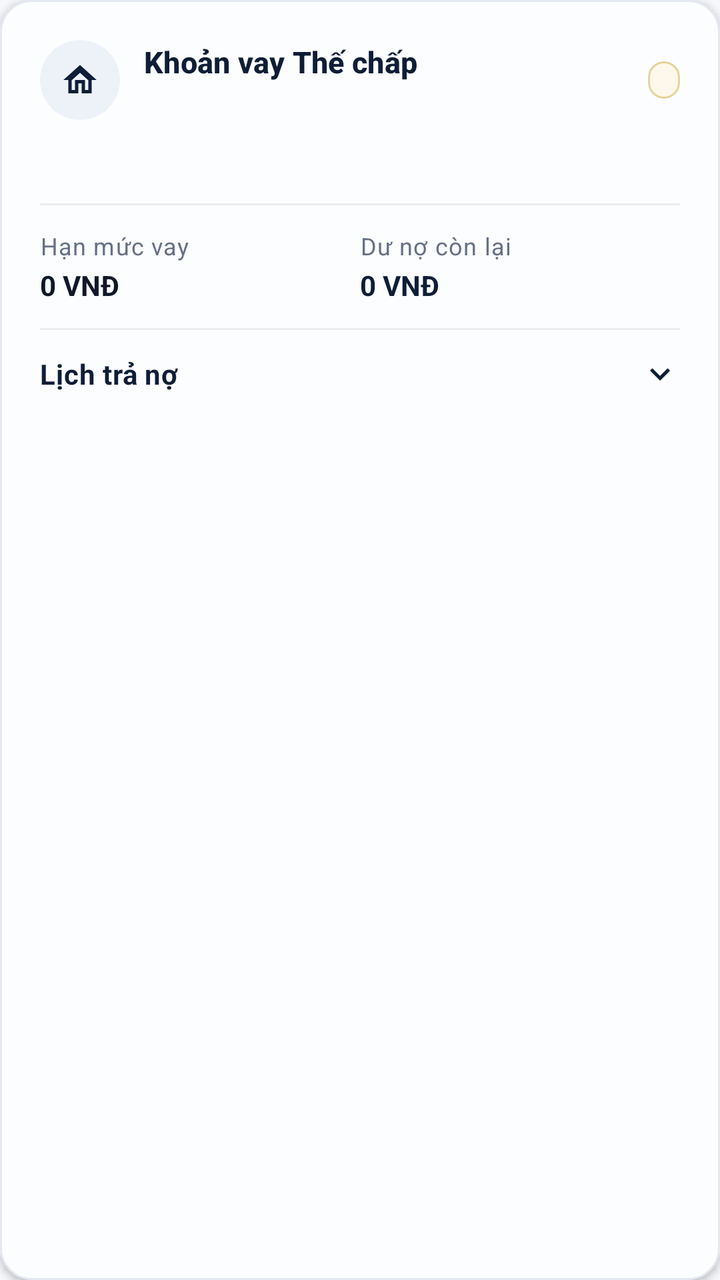
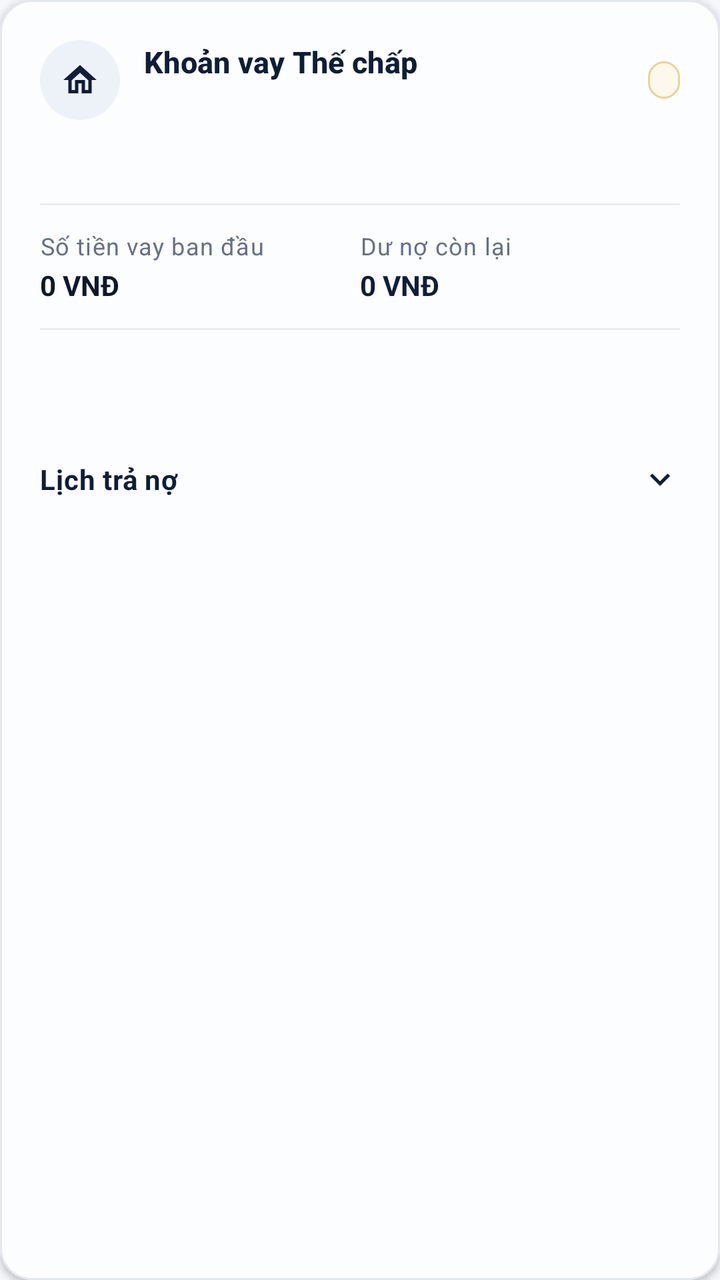

Two renders of the same Android screen: before a commit and after it. Below are the layout's source before the change and the commit's diff.
<!-- AndroidManifest.xml: application theme Theme.PHLBanking -->
<!-- res/layout/item_account_mortgage.xml -->
<?xml version="1.0" encoding="utf-8"?>
<com.google.android.material.card.MaterialCardView xmlns:android="http://schemas.android.com/apk/res/android"
    style="@style/Widget.PHL.Card.Elevated"
    android:layout_width="match_parent"
    android:layout_height="wrap_content"
    android:layout_marginBottom="@dimen/space_md">

    <LinearLayout
        android:layout_width="match_parent"
        android:layout_height="wrap_content"
        android:orientation="vertical"
        android:padding="@dimen/space_lg">

        <LinearLayout
            android:layout_width="match_parent"
            android:layout_height="wrap_content"
            android:gravity="center_vertical"
            android:orientation="horizontal">

            <FrameLayout
                android:layout_width="@dimen/icon_badge_size"
                android:layout_height="@dimen/icon_badge_size"
                android:background="@drawable/bg_icon_circle_navy">

                <ImageView
                    android:layout_width="@dimen/icon_size_md"
                    android:layout_height="@dimen/icon_size_md"
                    android:layout_gravity="center"
                    android:contentDescription="@null"
                    android:src="@drawable/ic_m2_mortgage" />
            </FrameLayout>

            <LinearLayout
                android:layout_width="0dp"
                android:layout_height="wrap_content"
                android:layout_marginStart="@dimen/space_md"
                android:layout_weight="1"
                android:orientation="vertical">

                <TextView
                    style="@style/TextAppearance.PHL.CardTitle"
                    android:layout_width="wrap_content"
                    android:layout_height="wrap_content"
                    android:text="Khoản vay Thế chấp" />

                <TextView
                    android:id="@+id/tvMortgageAccountNo"
                    style="@style/TextAppearance.PHL.Caption"
                    android:layout_width="wrap_content"
                    android:layout_height="wrap_content"
                    android:layout_marginTop="@dimen/space_xxs"
                    android:ellipsize="end"
                    android:fontFeatureSettings="tnum"
                    android:maxLines="1" />
            </LinearLayout>

            <TextView
                android:id="@+id/tvMortgageRateBadge"
                style="@style/TextAppearance.PHL.Pill"
                android:layout_width="wrap_content"
                android:layout_height="wrap_content"
                android:background="@drawable/bg_pill_gold"
                android:fontFeatureSettings="tnum"
                android:paddingStart="@dimen/space_sm"
                android:paddingTop="@dimen/space_xxs"
                android:paddingEnd="@dimen/space_sm"
                android:paddingBottom="@dimen/space_xxs"
                android:textColor="@color/phl_gold" />
        </LinearLayout>

        <TextView
            android:id="@+id/tvMortgageCollateral"
            style="@style/TextAppearance.PHL.BodySecondary"
            android:layout_width="match_parent"
            android:layout_height="wrap_content"
            android:layout_marginTop="@dimen/space_md"
            android:ellipsize="end"
            android:maxLines="2" />

        <View
            android:layout_width="match_parent"
            android:layout_height="@dimen/hairline_height"
            android:layout_marginTop="@dimen/space_md"
            android:layout_marginBottom="@dimen/space_md"
            android:background="@color/phl_divider" />

        <LinearLayout
            android:layout_width="match_parent"
            android:layout_height="wrap_content"
            android:orientation="horizontal">

            <LinearLayout
                android:layout_width="0dp"
                android:layout_height="wrap_content"
                android:layout_weight="1"
                android:orientation="vertical">

                <TextView
                    style="@style/TextAppearance.PHL.Caption"
                    android:layout_width="wrap_content"
                    android:layout_height="wrap_content"
                    android:text="Hạn mức vay" />

                <TextView
                    android:id="@+id/tvMortgageLoanAmount"
                    style="@style/TextAppearance.PHL.AmountSmall"
                    android:layout_width="wrap_content"
                    android:layout_height="wrap_content"
                    android:layout_marginTop="@dimen/space_xxs"
                    android:fontFeatureSettings="tnum"
                    android:text="0 VNĐ" />
            </LinearLayout>

            <LinearLayout
                android:layout_width="0dp"
                android:layout_height="wrap_content"
                android:layout_weight="1"
                android:orientation="vertical">

                <TextView
                    style="@style/TextAppearance.PHL.Caption"
                    android:layout_width="wrap_content"
                    android:layout_height="wrap_content"
                    android:text="Dư nợ còn lại" />

                <TextView
                    android:id="@+id/tvMortgageRemaining"
                    style="@style/TextAppearance.PHL.AmountSmall"
                    android:layout_width="wrap_content"
                    android:layout_height="wrap_content"
                    android:layout_marginTop="@dimen/space_xxs"
                    android:fontFeatureSettings="tnum"
                    android:text="0 VNĐ"
                    android:textColor="@color/phl_navy" />
            </LinearLayout>
        </LinearLayout>

        <View
            android:layout_width="match_parent"
            android:layout_height="@dimen/hairline_height"
            android:layout_marginTop="@dimen/space_md"
            android:background="@color/phl_divider" />

        <LinearLayout
            android:id="@+id/btnToggleSchedule"
            android:layout_width="match_parent"
            android:layout_height="wrap_content"
            android:clickable="true"
            android:focusable="true"
            android:gravity="center_vertical"
            android:orientation="horizontal"
            android:paddingTop="@dimen/space_md"
            android:paddingBottom="@dimen/space_xs">

            <TextView
                android:id="@+id/tvMortgageScheduleHeader"
                style="@style/TextAppearance.PHL.Body"
                android:layout_width="0dp"
                android:layout_height="wrap_content"
                android:layout_weight="1"
                android:text="Lịch trả nợ"
                android:textColor="@color/phl_navy"
                android:textStyle="bold" />

            <ImageView
                android:id="@+id/ivMortgageChevron"
                android:layout_width="@dimen/icon_size_md"
                android:layout_height="@dimen/icon_size_md"
                android:contentDescription="Mở rộng lịch trả nợ"
                android:src="@drawable/ic_m2_chevron_down" />
        </LinearLayout>

        <LinearLayout
            android:id="@+id/layoutRepaymentSchedule"
            android:layout_width="match_parent"
            android:layout_height="wrap_content"
            android:layout_marginTop="@dimen/space_sm"
            android:orientation="vertical"
            android:visibility="gone" />
    </LinearLayout>
</com.google.android.material.card.MaterialCardView>
<!-- resources referenced by this layout -->
<resources>
  <color name="phl_divider">#EAECF0</color>
  <color name="phl_gold">#B8860B</color>
  <color name="phl_navy">#0F1E36</color>
  <dimen name="hairline_height">1dp</dimen>
  <dimen name="icon_badge_size">40dp</dimen>
  <dimen name="icon_size_md">20dp</dimen>
  <dimen name="space_lg">20dp</dimen>
  <dimen name="space_md">12dp</dimen>
  <dimen name="space_sm">8dp</dimen>
  <dimen name="space_xs">4dp</dimen>
  <dimen name="space_xxs">2dp</dimen>
  <style name="TextAppearance.PHL.AmountSmall" parent="TextAppearance.PHL.Amount">
          <item name="android:textSize">@dimen/text_body</item>
          <item name="android:textColor">@color/phl_text_primary</item>
      </style>
  <style name="TextAppearance.PHL.BodySecondary" parent="TextAppearance.Material3.BodySmall">
          <item name="android:textSize">@dimen/text_body_md</item>
          <item name="android:textColor">@color/phl_text_secondary</item>
      </style>
  <style name="TextAppearance.PHL.Caption" parent="TextAppearance.Material3.BodySmall">
          <item name="android:textSize">@dimen/text_body_sm</item>
          <item name="android:textColor">@color/phl_text_muted</item>
      </style>
  <style name="TextAppearance.PHL.CardTitle" parent="TextAppearance.Material3.TitleSmall">
          <item name="android:textSize">@dimen/text_subtitle</item>
          <item name="android:textStyle">bold</item>
          <item name="android:textColor">@color/phl_navy</item>
      </style>
  <style name="Widget.PHL.Card.Elevated" parent="Widget.PHL.Card">
          <item name="cardBackgroundColor">@color/phl_surface_elevated</item>
          <item name="cardElevation">@dimen/elevation_card</item>
      </style>
  <color name="phl_navy_tint">#EDF2F9</color>
  <color name="phl_gold_tint">#FDF8EB</color>
  <dimen name="radius_pill">999dp</dimen>
  <dimen name="stroke_hairline">1dp</dimen>
  <color name="phl_gold_stroke">#E6D39A</color>
  <style name="TextAppearance.PHL.Amount" parent="TextAppearance.Material3.HeadlineMedium">
          <item name="android:textColor">@color/phl_text_primary</item>
          <item name="android:textStyle">bold</item>
          <item name="android:fontFeatureSettings">tnum</item>
      </style>
  <dimen name="text_body">14sp</dimen>
  <color name="phl_text_primary">#101828</color>
  <dimen name="text_body_md">13sp</dimen>
  <color name="phl_text_secondary">#475467</color>
  <dimen name="text_body_sm">12sp</dimen>
  <color name="phl_text_muted">#667085</color>
  <dimen name="text_subtitle">15sp</dimen>
  <dimen name="text_caption">11sp</dimen>
  <color name="phl_surface_elevated">#FCFDFF</color>
  <dimen name="elevation_card">2dp</dimen>
  <color name="phl_white">#FFFFFF</color>
  <color name="phl_emerald">#0E9F6E</color>
  <color name="phl_emerald_tint">#ECFDF5</color>
  <color name="phl_emerald_dark">#077A54</color>
  <color name="phl_bg">#F5F7FA</color>
  <color name="phl_surface">#FFFFFF</color>
  <color name="phl_surface_subtle">#F8FAFC</color>
  <color name="phl_border">#E4E8F0</color>
  <color name="phl_danger">#D92D20</color>
  <color name="phl_danger_tint">#FEF3F2</color>
  <color name="phl_ripple_light">#1A0F1E36</color>
  <dimen name="radius_lg">16dp</dimen>
  <dimen name="elevation_subtle">1dp</dimen>
  <style name="Widget.PHL.BottomSheet.Modal" parent="Widget.Material3.BottomSheet.Modal">
          <item name="backgroundTint">@color/phl_surface</item>
          <item name="shapeAppearanceOverlay">@style/ShapeAppearance.PHL.BottomSheet</item>
      </style>
  <style name="ShapeAppearance.PHL.Dialog" parent="">
          <item name="cornerFamily">rounded</item>
          <item name="cornerSize">@dimen/radius_xl</item>
      </style>
  <dimen name="radius_xl">20dp</dimen>
  <dimen name="radius_xxl">24dp</dimen>
  <!-- unchanged entries left out for length: 11 -->
</resources>

<!-- the commit's change to res/layout/item_account_mortgage.xml (unified diff, before → after) -->
@@ -99,7 +99,7 @@
                     style="@style/TextAppearance.PHL.Caption"
                     android:layout_width="wrap_content"
                     android:layout_height="wrap_content"
-                    android:text="Hạn mức vay" />
+                    android:text="Số tiền vay ban đầu" />
 
                 <TextView
                     android:id="@+id/tvMortgageLoanAmount"
@@ -141,6 +141,21 @@
             android:layout_marginTop="@dimen/space_md"
             android:background="@color/phl_divider" />
 
+        <TextView
+            android:id="@+id/tvMortgageCycle"
+            style="@style/TextAppearance.PHL.BodySecondary"
+            android:layout_width="match_parent"
+            android:layout_height="wrap_content"
+            android:layout_marginTop="@dimen/space_md" />
+
+        <TextView
+            android:id="@+id/tvMortgageNextPayment"
+            style="@style/TextAppearance.PHL.Body"
+            android:layout_width="match_parent"
+            android:layout_height="wrap_content"
+            android:layout_marginTop="@dimen/space_xs"
+            android:textStyle="bold" />
+
         <LinearLayout
             android:id="@+id/btnToggleSchedule"
             android:layout_width="match_parent"
